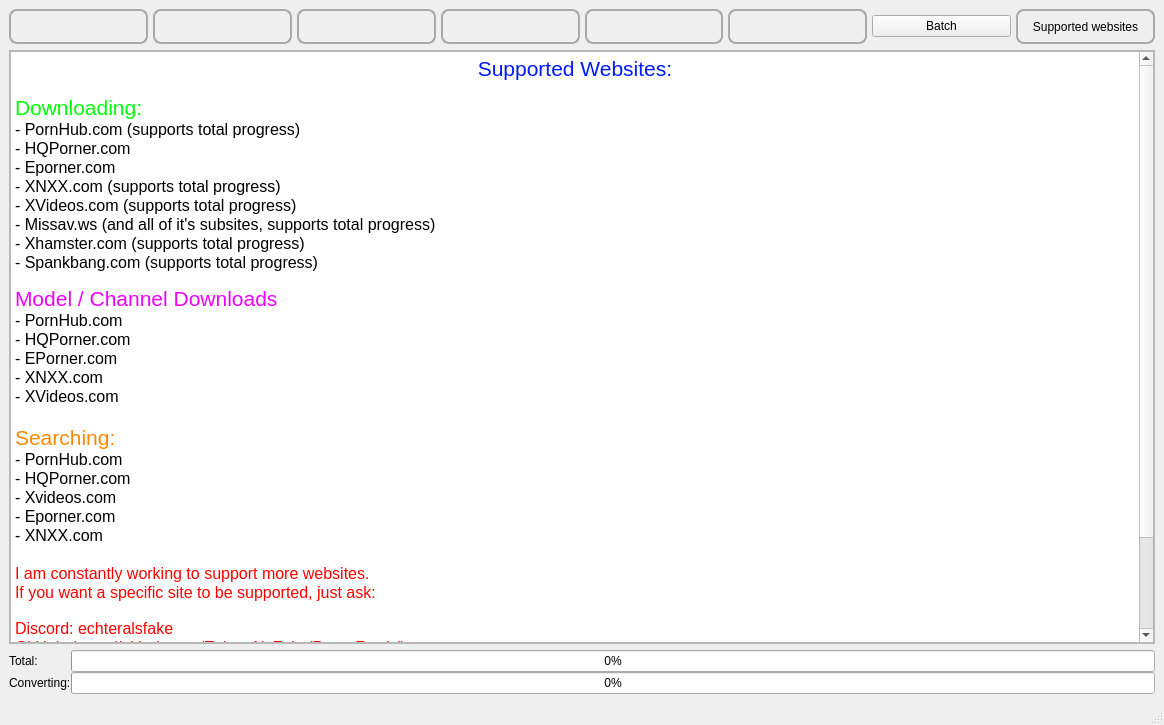
Above: src/frontend/UI/form_main_window.ui from EchterAlsFake/Porn_Fetch before the change. Below: the same form after it.
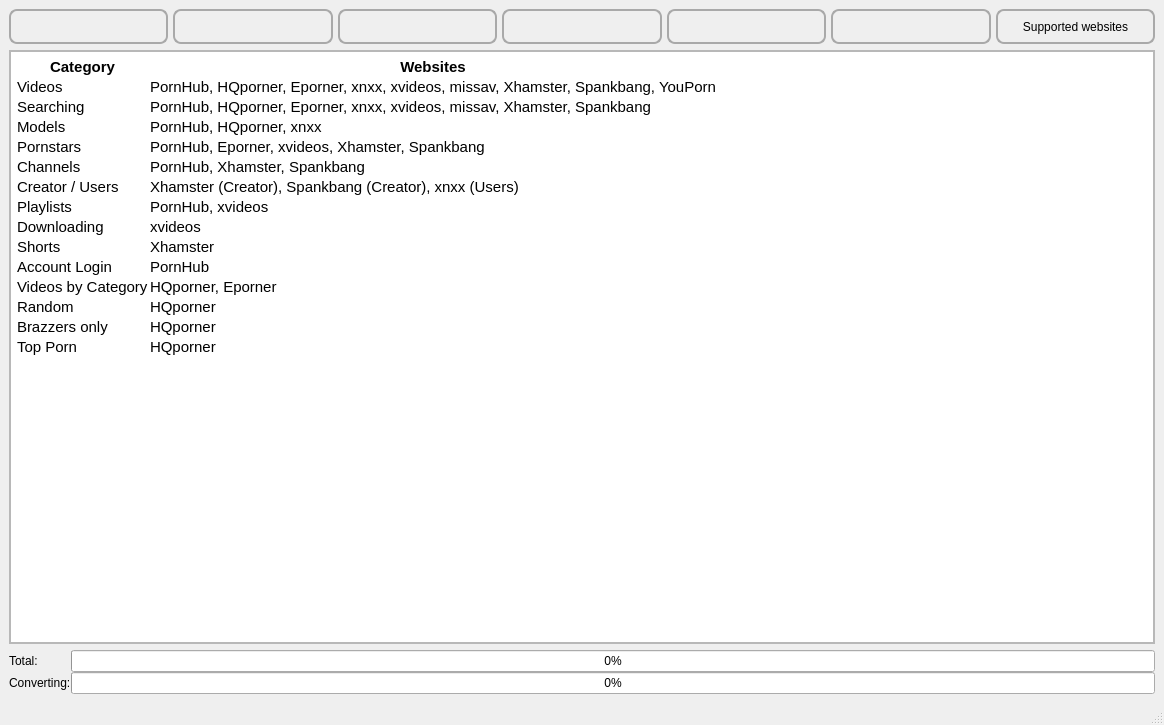
That is the form after the change. The open tabs and pages were chosen to show the change.

Patch:
```diff
--- a/src/frontend/UI/form_main_window.ui
+++ b/src/frontend/UI/form_main_window.ui
@@ -279,13 +279,6 @@
         </property>
        </widget>
       </item>
-      <item>
-       <widget class="QPushButton" name="main_button_switch_batch">
-        <property name="text">
-         <string>Batch</string>
-        </property>
-       </widget>
-      </item>
       <item>
        <widget class="QPushButton" name="main_button_switch_supported_websites">
         <property name="sizePolicy">
@@ -3343,8 +3336,8 @@
             <rect>
              <x>0</x>
              <y>0</y>
-             <width>84</width>
-             <height>70</height>
+             <width>1144</width>
+             <height>576</height>
             </rect>
            </property>
            <layout class="QGridLayout" name="gridLayout_20">
@@ -3372,42 +3365,83 @@
 hr { height: 1px; border-width: 0; }
 li.unchecked::marker { content: &quot;\2610&quot;; }
 li.checked::marker { content: &quot;\2612&quot;; }
-&lt;/style&gt;&lt;/head&gt;&lt;body style=&quot; font-family:'Sans Serif'; font-size:9pt; font-weight:400; font-style:normal;&quot;&gt;
-&lt;p align=&quot;center&quot; style=&quot; margin-top:0px; margin-bottom:0px; margin-left:0px; margin-right:0px; -qt-block-indent:0; text-indent:0px;&quot;&gt;&lt;span style=&quot; font-size:16pt; color:#0019ff;&quot;&gt;Supported Websites:&lt;/span&gt;&lt;/p&gt;
-&lt;p style=&quot;-qt-paragraph-type:empty; margin-top:0px; margin-bottom:0px; margin-left:0px; margin-right:0px; -qt-block-indent:0; text-indent:0px;&quot;&gt;&lt;br /&gt;&lt;/p&gt;
-&lt;p style=&quot; margin-top:0px; margin-bottom:0px; margin-left:0px; margin-right:0px; -qt-block-indent:0; text-indent:0px;&quot;&gt;&lt;span style=&quot; font-size:16pt; color:#00ff08;&quot;&gt;Downloading:&lt;/span&gt;&lt;/p&gt;
-&lt;p style=&quot; margin-top:0px; margin-bottom:0px; margin-left:0px; margin-right:0px; -qt-block-indent:0; text-indent:0px;&quot;&gt;&lt;span style=&quot; font-size:12pt;&quot;&gt;- PornHub.com (supports total progress)&lt;/span&gt;&lt;/p&gt;
-&lt;p style=&quot; margin-top:0px; margin-bottom:0px; margin-left:0px; margin-right:0px; -qt-block-indent:0; text-indent:0px;&quot;&gt;&lt;span style=&quot; font-size:12pt;&quot;&gt;- HQPorner.com&lt;/span&gt;&lt;/p&gt;
-&lt;p style=&quot; margin-top:0px; margin-bottom:0px; margin-left:0px; margin-right:0px; -qt-block-indent:0; text-indent:0px;&quot;&gt;&lt;span style=&quot; font-size:12pt;&quot;&gt;- Eporner.com&lt;/span&gt;&lt;/p&gt;
-&lt;p style=&quot; margin-top:0px; margin-bottom:0px; margin-left:0px; margin-right:0px; -qt-block-indent:0; text-indent:0px;&quot;&gt;&lt;span style=&quot; font-size:12pt;&quot;&gt;- XNXX.com (supports total progress)&lt;/span&gt;&lt;/p&gt;
-&lt;p style=&quot; margin-top:0px; margin-bottom:0px; margin-left:0px; margin-right:0px; -qt-block-indent:0; text-indent:0px;&quot;&gt;&lt;span style=&quot; font-size:12pt;&quot;&gt;- XVideos.com (supports total progress)&lt;/span&gt;&lt;/p&gt;
-&lt;p style=&quot; margin-top:0px; margin-bottom:0px; margin-left:0px; margin-right:0px; -qt-block-indent:0; text-indent:0px;&quot;&gt;&lt;span style=&quot; font-size:12pt;&quot;&gt;- Missav.ws (and all of it's subsites, supports total progress)&lt;/span&gt;&lt;/p&gt;
-&lt;p style=&quot; margin-top:0px; margin-bottom:0px; margin-left:0px; margin-right:0px; -qt-block-indent:0; text-indent:0px;&quot;&gt;&lt;span style=&quot; font-size:12pt;&quot;&gt;- Xhamster.com (supports total progress)&lt;/span&gt;&lt;/p&gt;
-&lt;p style=&quot; margin-top:0px; margin-bottom:0px; margin-left:0px; margin-right:0px; -qt-block-indent:0; text-indent:0px;&quot;&gt;&lt;span style=&quot; font-size:12pt;&quot;&gt;- Spankbang.com (supports total progress)&lt;/span&gt;&lt;/p&gt;
-&lt;p style=&quot;-qt-paragraph-type:empty; margin-top:0px; margin-bottom:0px; margin-left:0px; margin-right:0px; -qt-block-indent:0; text-indent:0px;&quot;&gt;&lt;br /&gt;&lt;/p&gt;
-&lt;p style=&quot; margin-top:0px; margin-bottom:0px; margin-left:0px; margin-right:0px; -qt-block-indent:0; text-indent:0px;&quot;&gt;&lt;span style=&quot; font-size:16pt; color:#ee00ff;&quot;&gt;Model / Channel Downloads&lt;/span&gt;&lt;/p&gt;
-&lt;p style=&quot; margin-top:0px; margin-bottom:0px; margin-left:0px; margin-right:0px; -qt-block-indent:0; text-indent:0px;&quot;&gt;&lt;span style=&quot; font-size:12pt;&quot;&gt;- PornHub.com&lt;/span&gt;&lt;/p&gt;
-&lt;p style=&quot; margin-top:0px; margin-bottom:0px; margin-left:0px; margin-right:0px; -qt-block-indent:0; text-indent:0px;&quot;&gt;&lt;span style=&quot; font-size:12pt;&quot;&gt;- HQPorner.com&lt;/span&gt;&lt;/p&gt;
-&lt;p style=&quot; margin-top:0px; margin-bottom:0px; margin-left:0px; margin-right:0px; -qt-block-indent:0; text-indent:0px;&quot;&gt;&lt;span style=&quot; font-size:12pt;&quot;&gt;- EPorner.com&lt;/span&gt;&lt;/p&gt;
-&lt;p style=&quot; margin-top:0px; margin-bottom:0px; margin-left:0px; margin-right:0px; -qt-block-indent:0; text-indent:0px;&quot;&gt;&lt;span style=&quot; font-size:12pt;&quot;&gt;- XNXX.com&lt;/span&gt;&lt;/p&gt;
-&lt;p style=&quot; margin-top:0px; margin-bottom:0px; margin-left:0px; margin-right:0px; -qt-block-indent:0; text-indent:0px;&quot;&gt;&lt;span style=&quot; font-size:12pt;&quot;&gt;- XVideos.com&lt;/span&gt;&lt;/p&gt;
-&lt;p style=&quot;-qt-paragraph-type:empty; margin-top:0px; margin-bottom:0px; margin-left:0px; margin-right:0px; -qt-block-indent:0; text-indent:0px; font-size:12pt;&quot;&gt;&lt;br /&gt;&lt;/p&gt;
-&lt;p style=&quot; margin-top:0px; margin-bottom:0px; margin-left:0px; margin-right:0px; -qt-block-indent:0; text-indent:0px;&quot;&gt;&lt;span style=&quot; font-size:16pt; color:#ff8800;&quot;&gt;Searching:&lt;/span&gt;&lt;/p&gt;
-&lt;p style=&quot; margin-top:0px; margin-bottom:0px; margin-left:0px; margin-right:0px; -qt-block-indent:0; text-indent:0px;&quot;&gt;&lt;span style=&quot; font-size:12pt;&quot;&gt;- PornHub.com&lt;/span&gt;&lt;/p&gt;
-&lt;p style=&quot; margin-top:0px; margin-bottom:0px; margin-left:0px; margin-right:0px; -qt-block-indent:0; text-indent:0px;&quot;&gt;&lt;span style=&quot; font-size:12pt;&quot;&gt;- HQPorner.com&lt;/span&gt;&lt;/p&gt;
-&lt;p style=&quot; margin-top:0px; margin-bottom:0px; margin-left:0px; margin-right:0px; -qt-block-indent:0; text-indent:0px;&quot;&gt;&lt;span style=&quot; font-size:12pt;&quot;&gt;- Xvideos.com&lt;/span&gt;&lt;/p&gt;
-&lt;p style=&quot; margin-top:0px; margin-bottom:0px; margin-left:0px; margin-right:0px; -qt-block-indent:0; text-indent:0px;&quot;&gt;&lt;span style=&quot; font-size:12pt;&quot;&gt;- Eporner.com&lt;/span&gt;&lt;/p&gt;
-&lt;p style=&quot; margin-top:0px; margin-bottom:0px; margin-left:0px; margin-right:0px; -qt-block-indent:0; text-indent:0px;&quot;&gt;&lt;span style=&quot; font-size:12pt;&quot;&gt;- XNXX.com&lt;/span&gt;&lt;/p&gt;
-&lt;p style=&quot;-qt-paragraph-type:empty; margin-top:0px; margin-bottom:0px; margin-left:0px; margin-right:0px; -qt-block-indent:0; text-indent:0px; font-size:12pt;&quot;&gt;&lt;br /&gt;&lt;/p&gt;
-&lt;p style=&quot; margin-top:0px; margin-bottom:0px; margin-left:0px; margin-right:0px; -qt-block-indent:0; text-indent:0px;&quot;&gt;&lt;span style=&quot; font-size:12pt; color:#ff0000;&quot;&gt;I am constantly working to support more websites.&lt;/span&gt;&lt;/p&gt;
-&lt;p style=&quot; margin-top:0px; margin-bottom:0px; margin-left:0px; margin-right:0px; -qt-block-indent:0; text-indent:0px;&quot;&gt;&lt;span style=&quot; font-size:12pt; color:#ff0000;&quot;&gt;If you want a specific site to be supported, just ask:&lt;br /&gt;&lt;br /&gt;Discord: echteralsfake&lt;/span&gt;&lt;/p&gt;
-&lt;p style=&quot; margin-top:0px; margin-bottom:0px; margin-left:0px; margin-right:0px; -qt-block-indent:0; text-indent:0px;&quot;&gt;&lt;span style=&quot; font-size:12pt; color:#ff0000;&quot;&gt;GitHub: https://github.com/EchterAlsFake/Porn_Fetch/issues&lt;/span&gt;&lt;/p&gt;
-&lt;p style=&quot;-qt-paragraph-type:empty; margin-top:0px; margin-bottom:0px; margin-left:0px; margin-right:0px; -qt-block-indent:0; text-indent:0px; font-size:12pt; color:#ff0000;&quot;&gt;&lt;br /&gt;&lt;/p&gt;
-&lt;p style=&quot;-qt-paragraph-type:empty; margin-top:0px; margin-bottom:0px; margin-left:0px; margin-right:0px; -qt-block-indent:0; text-indent:0px; font-size:12pt;&quot;&gt;&lt;br /&gt;&lt;/p&gt;
-&lt;p style=&quot;-qt-paragraph-type:empty; margin-top:0px; margin-bottom:0px; margin-left:0px; margin-right:0px; -qt-block-indent:0; text-indent:0px;&quot;&gt;&lt;br /&gt;&lt;/p&gt;
-&lt;p style=&quot;-qt-paragraph-type:empty; margin-top:0px; margin-bottom:0px; margin-left:0px; margin-right:0px; -qt-block-indent:0; text-indent:0px;&quot;&gt;&lt;br /&gt;&lt;/p&gt;
-&lt;p style=&quot;-qt-paragraph-type:empty; margin-top:0px; margin-bottom:0px; margin-left:0px; margin-right:0px; -qt-block-indent:0; text-indent:0px;&quot;&gt;&lt;br /&gt;&lt;/p&gt;
-&lt;p style=&quot;-qt-paragraph-type:empty; margin-top:0px; margin-bottom:0px; margin-left:0px; margin-right:0px; -qt-block-indent:0; text-indent:0px;&quot;&gt;&lt;br /&gt;&lt;/p&gt;&lt;/body&gt;&lt;/html&gt;</string>
+&lt;/style&gt;&lt;/head&gt;&lt;body style=&quot; font-family:'Adwaita Sans'; font-size:11pt; font-weight:400; font-style:normal;&quot;&gt;
+&lt;table border=&quot;0&quot; style=&quot; margin-top:0px; margin-bottom:0px; margin-left:0px; margin-right:0px;&quot; cellspacing=&quot;2&quot; cellpadding=&quot;0&quot;&gt;&lt;thead&gt;
+&lt;tr&gt;
+&lt;td&gt;
+&lt;p align=&quot;center&quot; style=&quot; margin-top:0px; margin-bottom:0px; margin-left:0px; margin-right:0px; -qt-block-indent:0; text-indent:0px;&quot;&gt;&lt;span style=&quot; font-weight:700;&quot;&gt;Category&lt;/span&gt;&lt;/p&gt;&lt;/td&gt;
+&lt;td&gt;
+&lt;p align=&quot;center&quot; style=&quot; margin-top:0px; margin-bottom:0px; margin-left:0px; margin-right:0px; -qt-block-indent:0; text-indent:0px;&quot;&gt;&lt;span style=&quot; font-weight:700;&quot;&gt;Websites&lt;/span&gt;&lt;/p&gt;&lt;/td&gt;&lt;/tr&gt;&lt;/thead&gt;
+&lt;tr&gt;
+&lt;td&gt;
+&lt;p style=&quot; margin-top:0px; margin-bottom:0px; margin-left:0px; margin-right:0px; -qt-block-indent:0; text-indent:0px;&quot;&gt;Videos&lt;/p&gt;&lt;/td&gt;
+&lt;td&gt;
+&lt;p style=&quot; margin-top:0px; margin-bottom:0px; margin-left:0px; margin-right:0px; -qt-block-indent:0; text-indent:0px;&quot;&gt;PornHub, HQporner, Eporner, xnxx, xvideos, missav, Xhamster, Spankbang, YouPorn&lt;/p&gt;&lt;/td&gt;&lt;/tr&gt;
+&lt;tr&gt;
+&lt;td&gt;
+&lt;p style=&quot; margin-top:0px; margin-bottom:0px; margin-left:0px; margin-right:0px; -qt-block-indent:0; text-indent:0px;&quot;&gt;Searching&lt;/p&gt;&lt;/td&gt;
+&lt;td&gt;
+&lt;p style=&quot; margin-top:0px; margin-bottom:0px; margin-left:0px; margin-right:0px; -qt-block-indent:0; text-indent:0px;&quot;&gt;PornHub, HQporner, Eporner, xnxx, xvideos, missav, Xhamster, Spankbang&lt;/p&gt;&lt;/td&gt;&lt;/tr&gt;
+&lt;tr&gt;
+&lt;td&gt;
+&lt;p style=&quot; margin-top:0px; margin-bottom:0px; margin-left:0px; margin-right:0px; -qt-block-indent:0; text-indent:0px;&quot;&gt;Models&lt;/p&gt;&lt;/td&gt;
+&lt;td&gt;
+&lt;p style=&quot; margin-top:0px; margin-bottom:0px; margin-left:0px; margin-right:0px; -qt-block-indent:0; text-indent:0px;&quot;&gt;PornHub, HQporner, xnxx&lt;/p&gt;&lt;/td&gt;&lt;/tr&gt;
+&lt;tr&gt;
+&lt;td&gt;
+&lt;p style=&quot; margin-top:0px; margin-bottom:0px; margin-left:0px; margin-right:0px; -qt-block-indent:0; text-indent:0px;&quot;&gt;Pornstars&lt;/p&gt;&lt;/td&gt;
+&lt;td&gt;
+&lt;p style=&quot; margin-top:0px; margin-bottom:0px; margin-left:0px; margin-right:0px; -qt-block-indent:0; text-indent:0px;&quot;&gt;PornHub, Eporner, xvideos, Xhamster, Spankbang&lt;/p&gt;&lt;/td&gt;&lt;/tr&gt;
+&lt;tr&gt;
+&lt;td&gt;
+&lt;p style=&quot; margin-top:0px; margin-bottom:0px; margin-left:0px; margin-right:0px; -qt-block-indent:0; text-indent:0px;&quot;&gt;Channels&lt;/p&gt;&lt;/td&gt;
+&lt;td&gt;
+&lt;p style=&quot; margin-top:0px; margin-bottom:0px; margin-left:0px; margin-right:0px; -qt-block-indent:0; text-indent:0px;&quot;&gt;PornHub, Xhamster, Spankbang&lt;/p&gt;&lt;/td&gt;&lt;/tr&gt;
+&lt;tr&gt;
+&lt;td&gt;
+&lt;p style=&quot; margin-top:0px; margin-bottom:0px; margin-left:0px; margin-right:0px; -qt-block-indent:0; text-indent:0px;&quot;&gt;Creator / Users&lt;/p&gt;&lt;/td&gt;
+&lt;td&gt;
+&lt;p style=&quot; margin-top:0px; margin-bottom:0px; margin-left:0px; margin-right:0px; -qt-block-indent:0; text-indent:0px;&quot;&gt;Xhamster (Creator), Spankbang (Creator), xnxx (Users)&lt;/p&gt;&lt;/td&gt;&lt;/tr&gt;
+&lt;tr&gt;
+&lt;td&gt;
+&lt;p style=&quot; margin-top:0px; margin-bottom:0px; margin-left:0px; margin-right:0px; -qt-block-indent:0; text-indent:0px;&quot;&gt;Playlists&lt;/p&gt;&lt;/td&gt;
+&lt;td&gt;
+&lt;p style=&quot; margin-top:0px; margin-bottom:0px; margin-left:0px; margin-right:0px; -qt-block-indent:0; text-indent:0px;&quot;&gt;PornHub, xvideos&lt;/p&gt;&lt;/td&gt;&lt;/tr&gt;
+&lt;tr&gt;
+&lt;td&gt;
+&lt;p style=&quot; margin-top:0px; margin-bottom:0px; margin-left:0px; margin-right:0px; -qt-block-indent:0; text-indent:0px;&quot;&gt;Downloading&lt;/p&gt;&lt;/td&gt;
+&lt;td&gt;
+&lt;p style=&quot; margin-top:0px; margin-bottom:0px; margin-left:0px; margin-right:0px; -qt-block-indent:0; text-indent:0px;&quot;&gt;xvideos&lt;/p&gt;&lt;/td&gt;&lt;/tr&gt;
+&lt;tr&gt;
+&lt;td&gt;
+&lt;p style=&quot; margin-top:0px; margin-bottom:0px; margin-left:0px; margin-right:0px; -qt-block-indent:0; text-indent:0px;&quot;&gt;Shorts&lt;/p&gt;&lt;/td&gt;
+&lt;td&gt;
+&lt;p style=&quot; margin-top:0px; margin-bottom:0px; margin-left:0px; margin-right:0px; -qt-block-indent:0; text-indent:0px;&quot;&gt;Xhamster&lt;/p&gt;&lt;/td&gt;&lt;/tr&gt;
+&lt;tr&gt;
+&lt;td&gt;
+&lt;p style=&quot; margin-top:0px; margin-bottom:0px; margin-left:0px; margin-right:0px; -qt-block-indent:0; text-indent:0px;&quot;&gt;Account Login&lt;/p&gt;&lt;/td&gt;
+&lt;td&gt;
+&lt;p style=&quot; margin-top:0px; margin-bottom:0px; margin-left:0px; margin-right:0px; -qt-block-indent:0; text-indent:0px;&quot;&gt;PornHub&lt;/p&gt;&lt;/td&gt;&lt;/tr&gt;
+&lt;tr&gt;
+&lt;td&gt;
+&lt;p style=&quot; margin-top:0px; margin-bottom:0px; margin-left:0px; margin-right:0px; -qt-block-indent:0; text-indent:0px;&quot;&gt;Videos by Category&lt;/p&gt;&lt;/td&gt;
+&lt;td&gt;
+&lt;p style=&quot; margin-top:0px; margin-bottom:0px; margin-left:0px; margin-right:0px; -qt-block-indent:0; text-indent:0px;&quot;&gt;HQporner, Eporner&lt;/p&gt;&lt;/td&gt;&lt;/tr&gt;
+&lt;tr&gt;
+&lt;td&gt;
+&lt;p style=&quot; margin-top:0px; margin-bottom:0px; margin-left:0px; margin-right:0px; -qt-block-indent:0; text-indent:0px;&quot;&gt;Random&lt;/p&gt;&lt;/td&gt;
+&lt;td&gt;
+&lt;p style=&quot; margin-top:0px; margin-bottom:0px; margin-left:0px; margin-right:0px; -qt-block-indent:0; text-indent:0px;&quot;&gt;HQporner&lt;/p&gt;&lt;/td&gt;&lt;/tr&gt;
+&lt;tr&gt;
+&lt;td&gt;
+&lt;p style=&quot; margin-top:0px; margin-bottom:0px; margin-left:0px; margin-right:0px; -qt-block-indent:0; text-indent:0px;&quot;&gt;Brazzers only&lt;/p&gt;&lt;/td&gt;
+&lt;td&gt;
+&lt;p style=&quot; margin-top:0px; margin-bottom:0px; margin-left:0px; margin-right:0px; -qt-block-indent:0; text-indent:0px;&quot;&gt;HQporner&lt;/p&gt;&lt;/td&gt;&lt;/tr&gt;
+&lt;tr&gt;
+&lt;td&gt;
+&lt;p style=&quot; margin-top:0px; margin-bottom:0px; margin-left:0px; margin-right:0px; -qt-block-indent:0; text-indent:0px;&quot;&gt;Top Porn&lt;/p&gt;&lt;/td&gt;
+&lt;td&gt;
+&lt;p style=&quot; margin-top:0px; margin-bottom:0px; margin-left:0px; margin-right:0px; -qt-block-indent:0; text-indent:0px;&quot;&gt;HQporner&lt;/p&gt;&lt;/td&gt;&lt;/tr&gt;&lt;/table&gt;&lt;/body&gt;&lt;/html&gt;</string>
               </property>
               <property name="openExternalLinks">
                <bool>true</bool>
```
Left out of the diff: 475 changed lines with no effect on the pictures.
